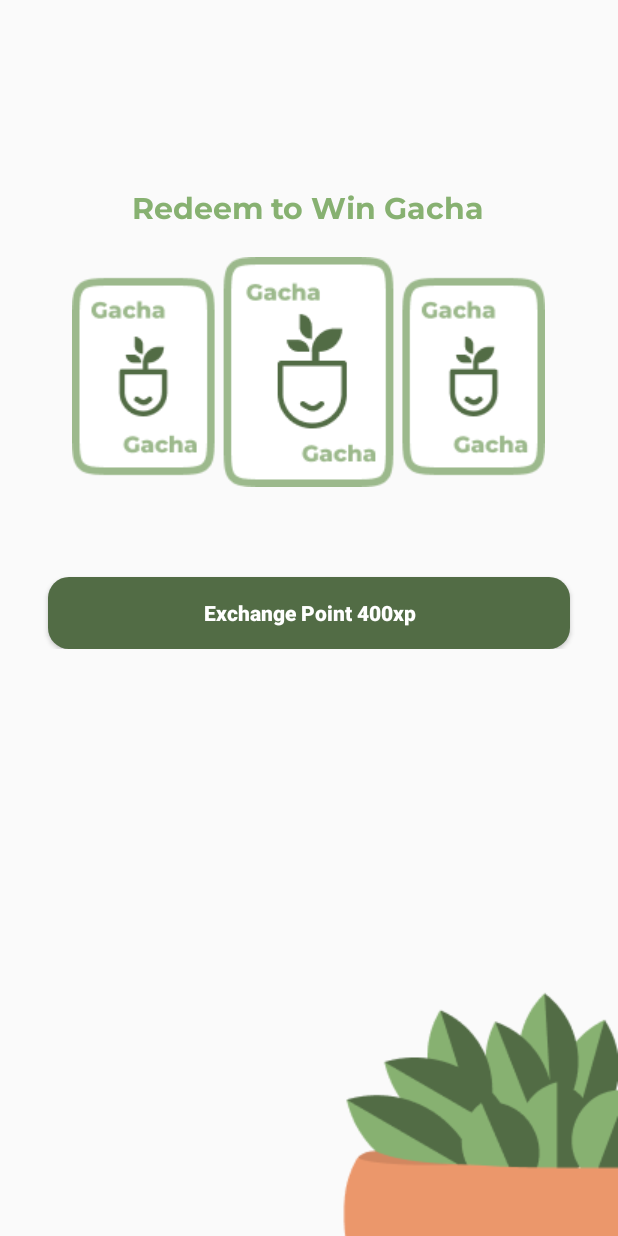
After one commit to mintymilkx/CapstoneProjectEden, an Android app: the layout fragment_gacha.xml on its own in the app's theme, with its tools: preview values and no code run, on a phone screen of 412 x 824 dp. The commit adds this screen. Run offline under Robolectric (Android 15) with nearby library versions, the phone set to English and light mode, and no system bars.

Commit message:
Create layout for gacha fragment

```diff
--- /dev/null
+++ b/app/src/main/res/layout/fragment_gacha.xml
@@ -0,0 +1,56 @@
+<?xml version="1.0" encoding="utf-8"?>
+<RelativeLayout xmlns:android="http://schemas.android.com/apk/res/android"
+    xmlns:app="http://schemas.android.com/apk/res-auto"
+    xmlns:tools="http://schemas.android.com/tools"
+    android:layout_width="match_parent"
+    android:layout_height="match_parent">
+
+    <LinearLayout
+        android:layout_width="match_parent"
+        android:layout_height="wrap_content"
+        android:layout_centerHorizontal="true"
+        android:layout_marginTop="120dp"
+        android:orientation="vertical"
+        tools:ignore="UselessParent">
+
+        <TextView
+            android:id="@+id/win_gacha"
+            style="@style/TextViewBoldMons"
+            android:layout_width="wrap_content"
+            android:layout_height="wrap_content"
+            android:layout_gravity="center"
+            android:layout_marginTop="5dp"
+            android:text="@string/redeem"
+            android:textSize="20sp" />
+
+        <ImageView
+            android:layout_width="wrap_content"
+            android:layout_height="wrap_content"
+            android:layout_gravity="center"
+            android:layout_marginTop="20dp"
+            android:contentDescription="@string/Gacha"
+            android:src="@drawable/gacha_choose" />
+
+        <Button
+            android:id="@+id/btn_exchange"
+            style="@style/ButtonRegular"
+            android:layout_width="match_parent"
+            android:layout_height="wrap_content"
+            android:layout_marginStart="32dp"
+            android:layout_marginTop="60dp"
+            android:layout_marginEnd="32dp"
+            android:text="@string/exchange_point"
+            android:textStyle="bold" />
+    </LinearLayout>
+
+    <ImageView
+        android:id="@+id/plant_bottom"
+        android:layout_width="wrap_content"
+        android:layout_height="wrap_content"
+        android:layout_alignParentEnd="true"
+        android:layout_alignParentBottom="true"
+        android:contentDescription="@string/plant_bottom_image"
+        android:src="@drawable/plant_bottom" />
+
+
+</RelativeLayout>
--- a/app/src/main/res/values/strings.xml
+++ b/app/src/main/res/values/strings.xml
@@ -162,7 +162,6 @@
     <string name="donasi_icon">Donasi</string>
     <string name="hello">Hellooo</string>
     <string name="avatar_user">Avatar User</string>
-    <string name="name">Name</string>
     <string name="star_logo">Star Logo</string>
     <string name="points">Points</string>
     <string name="percent">%s</string>
```
